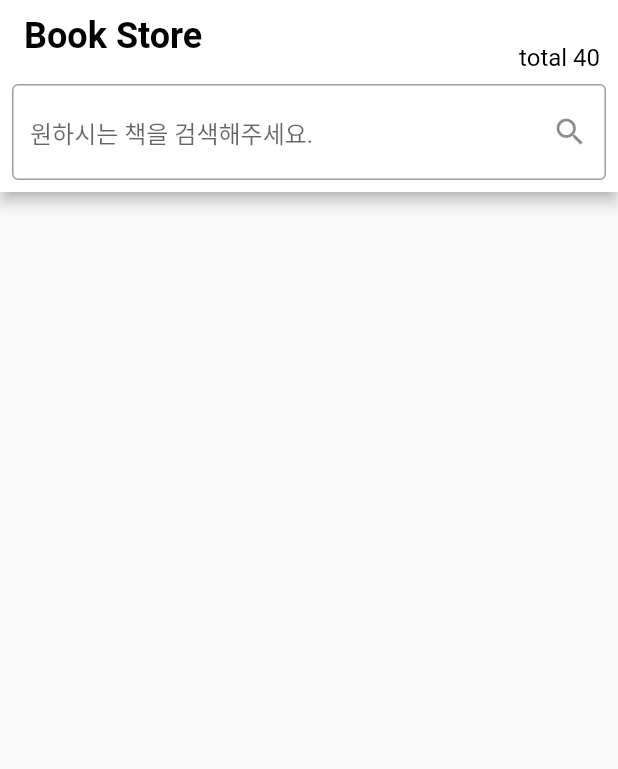
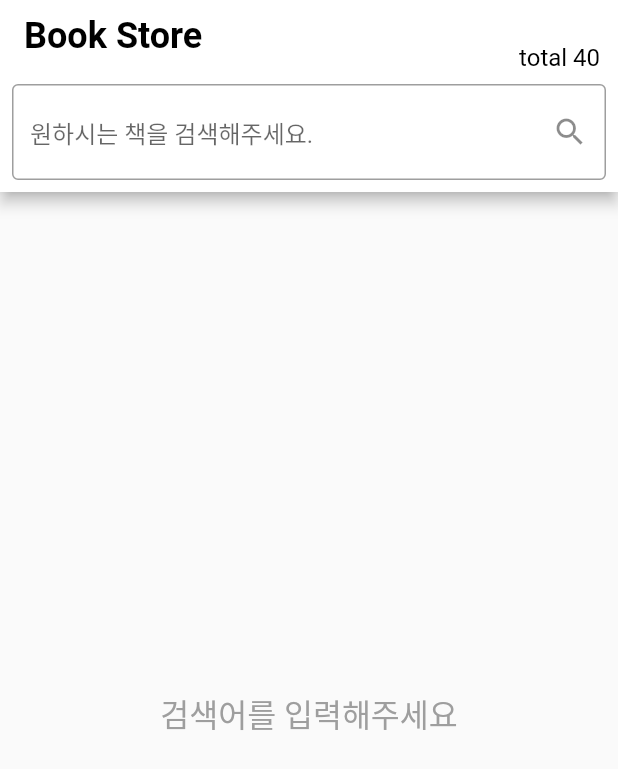
Before and after one commit to Danithub/inflearn_book_store, a Flutter app: the screen it shows after launch, on a phone screen of 412 x 824 dp. Shown: the top 769 px of the screen. Run offline on Flutter 3.47's test engine with Material 2 defaults, Android fonts, the phone set to English and light mode, and no system bars; our stand-ins replace dio.

Commit message:
검색 결과 display

```diff
--- a/lib/book.dart
+++ b/lib/book.dart
@@ -1 +1,23 @@
-class Book {}
+class Book {
+  String title;
+  String subtitle;
+  String thumbnail;
+  String previewLink;
+
+  Book({
+    required this.title,
+    required this.subtitle,
+    required this.thumbnail,
+    required this.previewLink,
+  });
+
+  factory Book.fromJson(Map<String, dynamic> volumeInfo) {
+    return Book(
+      title: volumeInfo["title"] ?? "",
+      subtitle: volumeInfo["subtitle"] ?? "",
+      thumbnail: volumeInfo["imageLinks"]?["thumbnail"] ??
+          "https://i.ibb.co/2ypYwdr/no-photo.png",
+      previewLink: volumeInfo["previewLink"] ?? "",
+    );
+  }
+}
--- a/lib/main.dart
+++ b/lib/main.dart
@@ -1,5 +1,6 @@
 // ignore_for_file: sort_child_properties_last
 
+import 'package:book_store/book.dart';
 import 'package:book_store/book_service.dart';
 import 'package:flutter/material.dart';
 import 'package:provider/provider.dart';
@@ -27,18 +28,22 @@ class MyApp extends StatelessWidget {
   }
 }
 
-class HomePage extends StatefulWidget {
+class HomePage extends StatelessWidget {
   HomePage({Key? key}) : super(key: key);
 
-  @override
-  State<HomePage> createState() => _HomePageState();
+  var searchController = TextEditingController();
+
+  void search(BookService bookService) {
+    String keyword = searchController.text;
+    if (keyword.isNotEmpty) {
+      bookService.getBookList(keyword);
     }
-
-class _HomePageState extends State<HomePage> {
-  var searchController = TextEditingController();
+  }
 
   @override
   Widget build(BuildContext context) {
+    return Consumer<BookService>(
+      builder: (context, bookService, child) {
         return Scaffold(
           appBar: AppBar(
             backgroundColor: Colors.white,
@@ -46,7 +51,9 @@ class _HomePageState extends State<HomePage> {
             title: Text(
               "Book Store",
               style: TextStyle(
-              fontSize: 24, fontWeight: FontWeight.bold, color: Colors.black),
+                  fontSize: 24,
+                  fontWeight: FontWeight.bold,
+                  color: Colors.black),
             ),
             actions: [
               Container(
@@ -73,15 +80,47 @@ class _HomePageState extends State<HomePage> {
                       borderSide: BorderSide(color: Colors.black),
                     ),
                     suffixIcon: IconButton(
-                  onPressed: () {},
+                      onPressed: () {
+                        search(bookService);
+                      },
                       icon: Icon(Icons.search),
                     ),
                   ),
-              onSubmitted: (value) {},
+                  onSubmitted: (value) {
+                    search(bookService);
+                  },
                 ),
               ),
             ),
           ),
+          body: bookService.bookList.isEmpty
+              ? Center(
+                  child: Text(
+                    "검색어를 입력해주세요",
+                    style: TextStyle(
+                      fontSize: 21,
+                      color: Colors.grey,
+                    ),
+                  ),
+                )
+              : ListView.builder(
+                  itemCount: bookService.bookList.length,
+                  itemBuilder: (context, index) {
+                    Book book = bookService.bookList[index];
+                    return ListTile(
+                      leading: Image.network(
+                        book.thumbnail,
+                        width: 80,
+                        height: 80,
+                        fit: BoxFit.cover,
+                      ),
+                      title: Text(book.title),
+                      subtitle: Text(book.subtitle),
+                    );
+                  },
+                ),
+        );
+      },
     );
   }
 }
```
Also changed, not shown: lib/book_service.dart (+18 -0 lines). Lines whose indentation alone changed are shown as unchanged.
